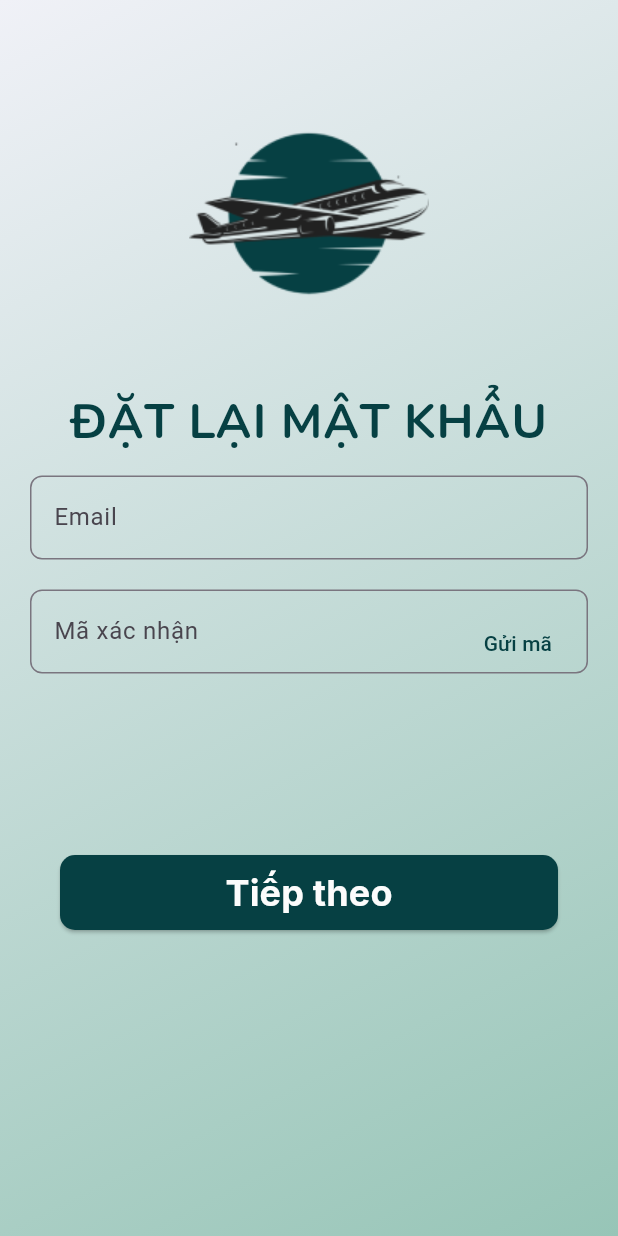
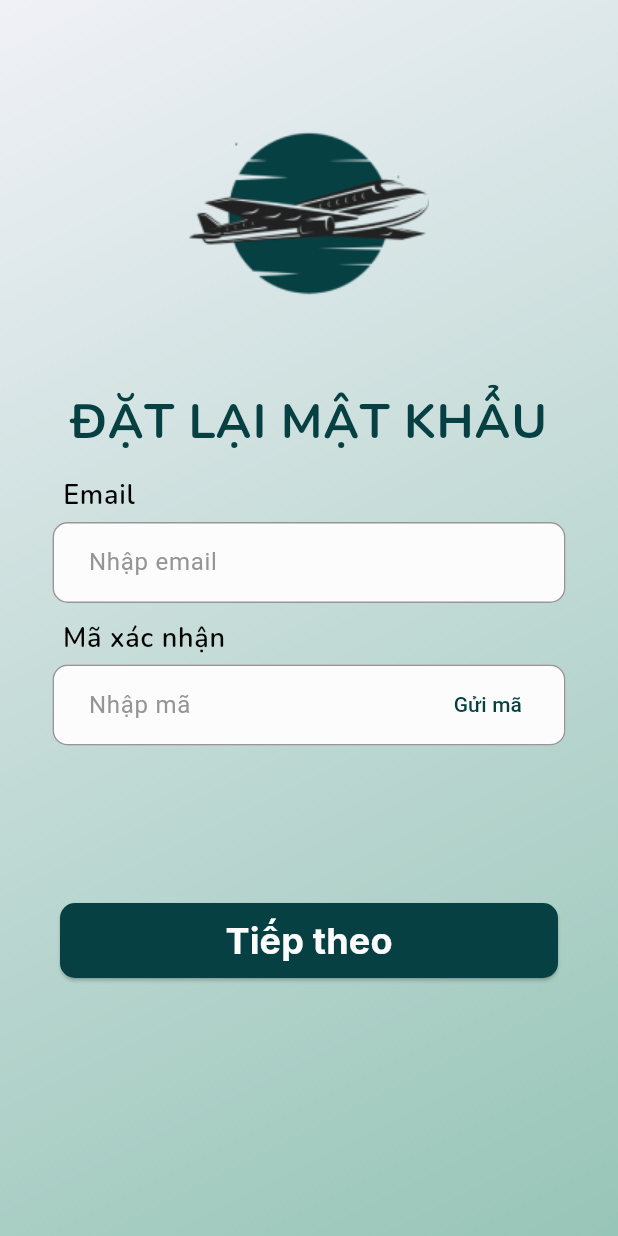
Before and after one commit to hieungan19/moonair-mobile, a Flutter app: the PasswordResetScreen1 screen opened directly, on a phone screen of 412 x 824 dp. Run offline on Flutter 3.47's test engine with Material 3 defaults, Android fonts, the phone set to English and light mode, and no system bars; our stand-ins replace google_fonts, google_nav_bar, line_icons; missing offline and left inert: dart:ffi.

Commit message:
update 2 screen reset pw and waiting

```diff
--- a/lib/modules/authen/screens/reset_password.dart
+++ b/lib/modules/authen/screens/reset_password.dart
@@ -7,11 +7,88 @@ import 'package:moonair/core/app_colors.dart';
 import 'package:moonair/core/app_themes.dart';
 import 'package:moonair/global_widgets/GradientContainer.dart';
 import 'package:moonair/global_widgets/button.dart';
+import 'package:moonair/global_widgets/text_field.dart';
 
 
 class PasswordResetScreen1 extends StatelessWidget {
   TextEditingController emailController = TextEditingController();
   TextEditingController verifiController = TextEditingController();
+  @override
+  Widget build(BuildContext context) {
+    return Scaffold(
+      body: Stack(
+        children: [
+          Center(
+            child: GradientContainer([
+              AppColors.background,
+              AppColors.secondary,
+            ])),
+          Padding(
+          padding: EdgeInsets.all(20.0),
+          child: Column(
+            mainAxisAlignment: MainAxisAlignment.start,
+            children: <Widget>[
+              Padding(
+                padding: EdgeInsets.fromLTRB(0, 50, 0, 50),
+                child: Image.asset('lib/assets/logo/logo_big_2.png')
+                ),
+              Text(
+                'ĐẶT LẠI MẬT KHẨU',
+                style: CustomTextStyle.h2(AppColors.primary),
+                textAlign: TextAlign.center,
+              ),
+              Padding(
+                padding: EdgeInsets.fromLTRB(0, 20, 280, 5),
+                child: Text('Email',
+                style: CustomTextStyle.p1(Colors.black)),
+              ),
+              MyTextField(controller: emailController, hintText: 'Nhập email', obscureText: false),
+              Padding(
+                    padding: EdgeInsets.fromLTRB(0, 10, 220, 5),
+                    child: Text('Mã xác nhận',
+                    style: CustomTextStyle.p1(Colors.black)),
+                  ),
+              Stack(
+                children: <Widget>[
+                  Expanded(
+                    child: MyTextField(
+                      controller: verifiController,
+                      hintText: 'Nhập mã',
+                      obscureText: false,
+                    ),
+                  ),
+                  Align(
+                    heightFactor: 1.1,
+                    alignment: Alignment.centerRight,
+                    child: Padding(
+                      padding: EdgeInsets.only(right: 20),
+                      child: ElevatedButton(
+                        onPressed: () {},
+                        child: Text('Gửi mã', style: TextStyle(color: AppColors.primary)),
+                        style: ElevatedButton.styleFrom(
+                        backgroundColor: Colors.transparent, // Set button color to transparent
+                        elevation: 0, // Remove button shadow
+                      )),
+                    )
+                  ),
+                ],
+              ),
+              SizedBox(height: 100),
+              AppButton(
+                onPressedFunction: () {},
+                buttonText: 'Tiếp theo',
+              ),
+            ],
+          ),
+        ),
+      ]),
+    );
+  }
+}
+
+class PasswordResetScreen2 extends StatelessWidget {
+  TextEditingController passwordController = TextEditingController();
+
   @override
   Widget build(BuildContext context) {
     return Scaffold(
@@ -35,104 +112,19 @@ class PasswordResetScreen1 extends StatelessWidget {
                 style: CustomTextStyle.h2(AppColors.primary),
                 textAlign: TextAlign.center,
               ),
-              SizedBox(height: 20),
-              TextField(
-                controller: emailController,
-                decoration: InputDecoration(
-                  labelText: 'Email',
-                  hintText: 'Nhập email',
-                  border: OutlineInputBorder(
-                    borderRadius: BorderRadius.circular(8)),
-                ),
+              Padding(
+                padding: EdgeInsets.fromLTRB(0, 20, 220, 5),
+                child: Text('Mật khẩu mới',
+                style: CustomTextStyle.p1(Colors.black)),
               ),
-              SizedBox(height: 20),
-              Stack(
-                children: <Widget>[
-                  Expanded(
-                    child: TextField(
-                      controller: verifiController,
-                      decoration: InputDecoration(
-                        labelText: 'Mã xác nhận',
-                        hintText: 'Nhập mã',
-                        border: OutlineInputBorder(
-                          borderRadius: BorderRadius.circular(8)),
-                      ),
-
-                    ),
-                  ),
-                  Align(
-                    heightFactor: 1.5,
-                    alignment: Alignment.centerRight,
-                    child: ElevatedButton(
-                      onPressed: () {},
-                      child: Text('Gửi mã', style: TextStyle(color: AppColors.primary)),
-                      style: ElevatedButton.styleFrom(
-                      backgroundColor: Colors.transparent, // Set button color to transparent
-                      elevation: 0, // Remove button shadow
-                    ))
-                  ),
-                ],
+              MyTextField(controller: passwordController, hintText: 'Mật khẩu', obscureText: true),
+              Padding(
+                padding: EdgeInsets.fromLTRB(0, 10, 180, 5),
+                child: Text('Nhập lại mật khẩu',
+                style: CustomTextStyle.p1(Colors.black)),
               ),
+              MyTextField(controller: passwordController, hintText: 'Mật khẩu', obscureText: true),
               SizedBox(height: 100),
-              AppButton(
-                onPressedFunction: () {},
-                buttonText: 'Tiếp theo',
-              ),
-            ],
-          ),
-        ),
-      ]),
-    );
-  }
-}
-
-class PasswordResetScreen2 extends StatelessWidget {
-  @override
-  Widget build(BuildContext context) {
-    return Scaffold(
-      body: Stack(
-        children: [
-          Center(
-            child: GradientContainer([
-              AppColors.background,
-              AppColors.secondary,
-            ])),
-          Padding(
-          padding: EdgeInsets.all(20.0),
-          child: Column(
-            mainAxisAlignment: MainAxisAlignment.start,
-            children: <Widget>[
-              Padding(
-                padding: EdgeInsets.fromLTRB(0, 50, 0, 50),
-                child: Image.asset('lib/assets/logo/logo_big_2.png')),
-              Text(
-                'ĐẶT LẠI MẬT KHẨU',
-                style: CustomTextStyle.h2(AppColors.primary),
-                textAlign: TextAlign.center,
-              ),
-              SizedBox(height: 20),
-              TextField(
-                obscureText: true,
-                decoration: InputDecoration(
-                  labelText: 'Mật khẩu mới',
-                  suffixIcon: IconButton(onPressed:  () {}, icon: Icon(Icons.visibility)),
-                  border: OutlineInputBorder(
-                    borderRadius: BorderRadius.circular(8),
-                  ),
-                ),
-              ),
-              SizedBox(height: 20),
-              TextField(
-                obscureText: true,
-                decoration: InputDecoration(
-                  labelText: 'Nhập lại mật khẩu',
-                  suffixIcon: IconButton(onPressed: () {}, icon: Icon(Icons.visibility)),
-                  border: OutlineInputBorder(
-                    borderRadius: BorderRadius.circular(8),
-                  ),
-                ),
-              ),
-              SizedBox(height: 108),
               AppButton(
                 onPressedFunction: () {},
                 buttonText: 'Đặt lại',
```
Also changed, not shown: lib/modules/authen/screens/waiting_screen.dart (+11 -9 lines).
